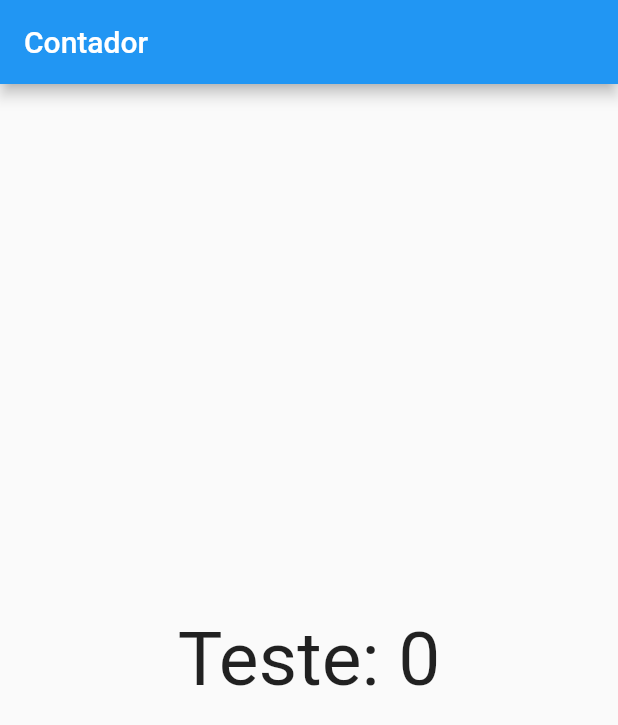
After one commit to devbridgelabs/Primeiro-App-Flutter, a Flutter app: the NewPages screen opened directly, after a tap on "Contador", on a phone screen of 412 x 824 dp. The commit adds this screen. Shown: the top 725 px of the screen. Run offline on Flutter 3.47's test engine with Material 2 defaults, Android fonts, the light colour scheme and no system bars; missing offline and left inert: qrcode_reader.

```diff
--- a/lib/main.dart
+++ b/lib/main.dart
@@ -4,6 +4,7 @@ import 'package:teste/home_botoes.dart';
 import 'package:teste/home_page.dart';
 import 'package:teste/paginas/categorias_page.dart';
 import 'package:teste/paginas/produtos_page.dart';
+import 'package:qrcode_reader/qrcode_reader.dart';
 
 void main() {
   runApp(MaterialApp(home: HomeBotoes(), routes: {
--- /dev/null
+++ b/lib/new_pages/contador/contador_page.dart
@@ -0,0 +1,46 @@
+import 'package:flutter/material.dart';
+
+class ContadorPage extends StatelessWidget {
+  const ContadorPage({Key? key}) : super(key: key);
+
+  @override
+  Widget build(BuildContext context) {
+    return MaterialApp(
+      title: 'Contador',
+      home: Scaffold(
+        appBar: AppBar(
+          title: Text('Contador'),
+        ),
+        body: Center(
+          child: Column(
+            mainAxisAlignment: MainAxisAlignment.center,
+            children: [ItemCounter('Teste')],
+          ),
+        ),
+      ),
+    );
+  }
+}
+
+class ItemCounter extends StatefulWidget {
+  final String name;
+  ItemCounter(this.name);
+
+  @override
+  _ItemCounterState createState() => _ItemCounterState();
+}
+
+class _ItemCounterState extends State<ItemCounter> {
+  int count = 0;
+
+  @override
+  Widget build(BuildContext context) {
+    return GestureDetector(
+        onTap: () {
+          setState(() {
+            count++;
+          });
+        },
+        child: Text('${widget.name}: $count', style: TextStyle(fontSize: 50)));
+  }
+}
--- a/lib/new_pages/new_pages.dart
+++ b/lib/new_pages/new_pages.dart
@@ -3,6 +3,8 @@
 import 'package:flutter/material.dart';
 import 'package:teste/new_pages/card/card_page.dart';
 import 'package:teste/new_pages/const_friend/const_friend_page.dart';
+import 'package:teste/new_pages/contador/contador_page.dart';
+import 'package:teste/new_pages/qr_code/qr_code_page.dart';
 import 'package:teste/new_pages/responsividade/responsividade02_page.dart';
 import 'package:teste/new_pages/responsividade/responsividade03_page.dart';
 import 'package:teste/new_pages/responsividade/responsividade_page.dart';
@@ -25,7 +27,7 @@ class NewPages extends StatelessWidget {
           children: [
             RaisedButton(
               onPressed: () {
-                Navigator.of(context).push<int>(
+                Navigator.of(context).push(
                   MaterialPageRoute(
                     builder: (_) => ResponsividadePage(),
                   ),
@@ -35,7 +37,7 @@ class NewPages extends StatelessWidget {
             ),
             RaisedButton(
               onPressed: () {
-                Navigator.of(context).push<int>(
+                Navigator.of(context).push(
                   MaterialPageRoute(
                     builder: (_) => Responsividade02Page(),
                   ),
@@ -45,7 +47,7 @@ class NewPages extends StatelessWidget {
             ),
             RaisedButton(
               onPressed: () {
-                Navigator.of(context).push<int>(
+                Navigator.of(context).push(
                   MaterialPageRoute(
                     builder: (_) => Responsividade03Page(),
                   ),
@@ -55,7 +57,7 @@ class NewPages extends StatelessWidget {
             ),
             RaisedButton(
               onPressed: () {
-                Navigator.of(context).push<int>(
+                Navigator.of(context).push(
                   MaterialPageRoute(
                     builder: (_) => CardPage(),
                   ),
@@ -65,7 +67,7 @@ class NewPages extends StatelessWidget {
             ),
             RaisedButton(
               onPressed: () {
-                Navigator.of(context).push<int>(
+                Navigator.of(context).push(
                   MaterialPageRoute(
                     builder: (_) => ConstFriendPage(),
                   ),
@@ -73,6 +75,26 @@ class NewPages extends StatelessWidget {
               },
               child: Text('Const Friend'),
             ),
+            RaisedButton(
+              onPressed: () {
+                Navigator.of(context).push(
+                  MaterialPageRoute(
+                    builder: (_) => ContadorPage(),
+                  ),
+                );
+              },
+              child: Text('Contador'),
+            ),
+            RaisedButton(
+              onPressed: () {
+                Navigator.of(context).push(
+                  MaterialPageRoute(
+                    builder: (_) => QrCodePage(),
+                  ),
+                );
+              },
+              child: Text('Leitor de QrCode'),
+            ),
           ],
         ),
       ),
--- a/pubspec.yaml
+++ b/pubspec.yaml
@@ -34,6 +34,7 @@ dependencies:
   # The following adds the Cupertino Icons font to your application.
   # Use with the CupertinoIcons class for iOS style icons.
   cupertino_icons: ^1.0.2
+  qrcode_reader: ^0.4.4
 
 dev_dependencies:
   flutter_test:
```
Also changed, not shown: lib/home2_page.dart (+20 -2 lines), lib/home_botoes.dart (+7 -2 lines), lib/new_pages/qr_code/qr_code_page.dart (added, +77 -0 lines), pubspec.lock.
